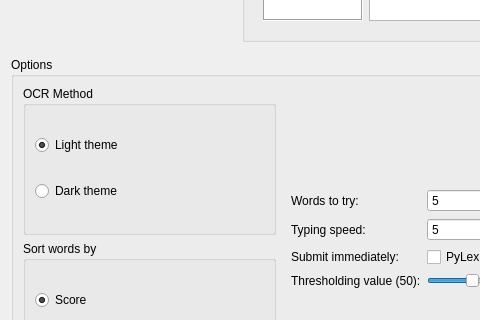
mb2g17/PyLex, file form.ui: the form before one commit; both pictures show x 0 to 480 and y 373 to 693 of the 666 by 786 pixel window.
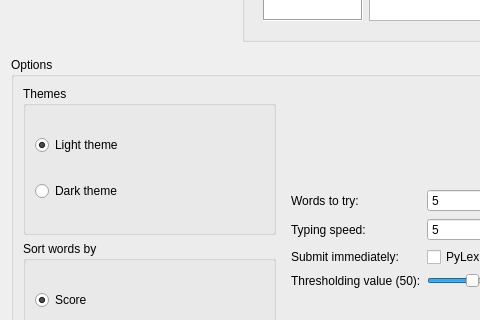
The form after the commit. Icons and pictures are not drawn.

Commit message: changed "OCR Method" to "Themes"

Diff of the .ui file:
```diff
--- a/form.ui
+++ b/form.ui
@@ -411,7 +411,7 @@
       <item row="0" column="0">
        <widget class="QGroupBox" name="themeBox">
         <property name="title">
-         <string>OCR Method</string>
+         <string>Themes</string>
         </property>
         <layout class="QVBoxLayout" name="verticalLayout">
          <item>
```
The commit also changes 1 other file.
